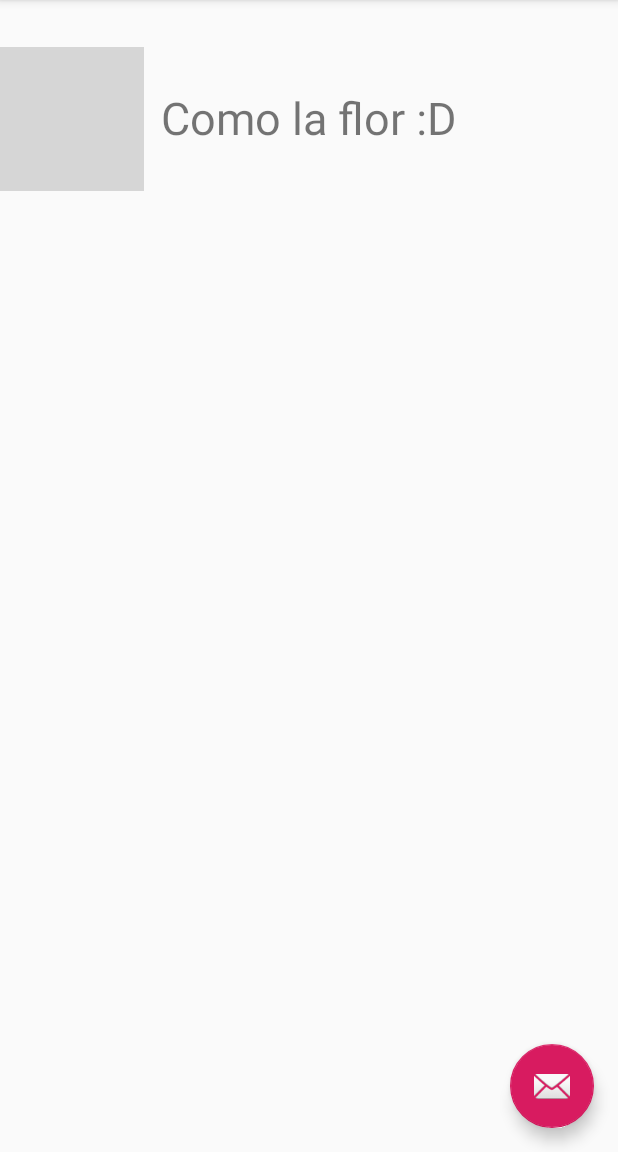
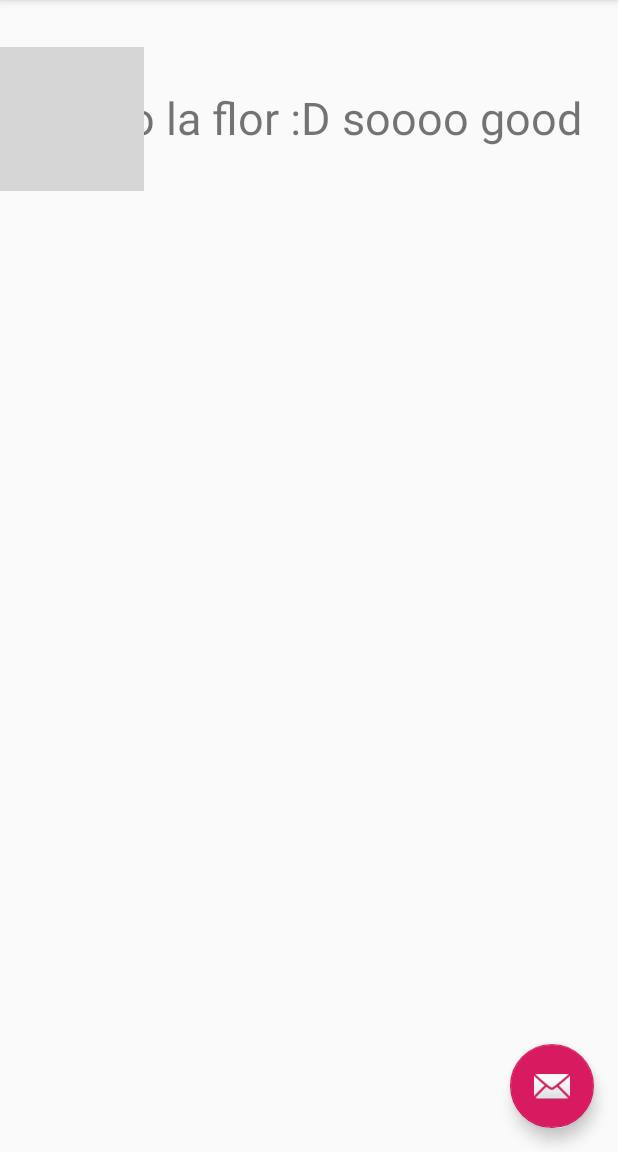
Before and after one commit to AdrisGS/PruebaAndroid, an Android app: the screen it shows after launch (MainActivity), on a phone screen of 412 x 824 dp, the part 84-1236 px from its top. Run offline under Robolectric (Android 15) with nearby library versions, the phone set to English and light mode, and no system bars; grey boxes are pictures that could not be loaded.

Commit message:
Un soooo Good en el content main text

```diff
--- a/app/src/main/res/layout/content_main.xml
+++ b/app/src/main/res/layout/content_main.xml
@@ -25,6 +25,6 @@
         android:layout_alignParentTop="true"
         android:layout_centerHorizontal="true"
         android:layout_marginTop="58dp"
-        android:text="Como la flor :D"
+        android:text="Como la flor :D soooo good"
         android:textSize="30sp" />
 </RelativeLayout>
```
